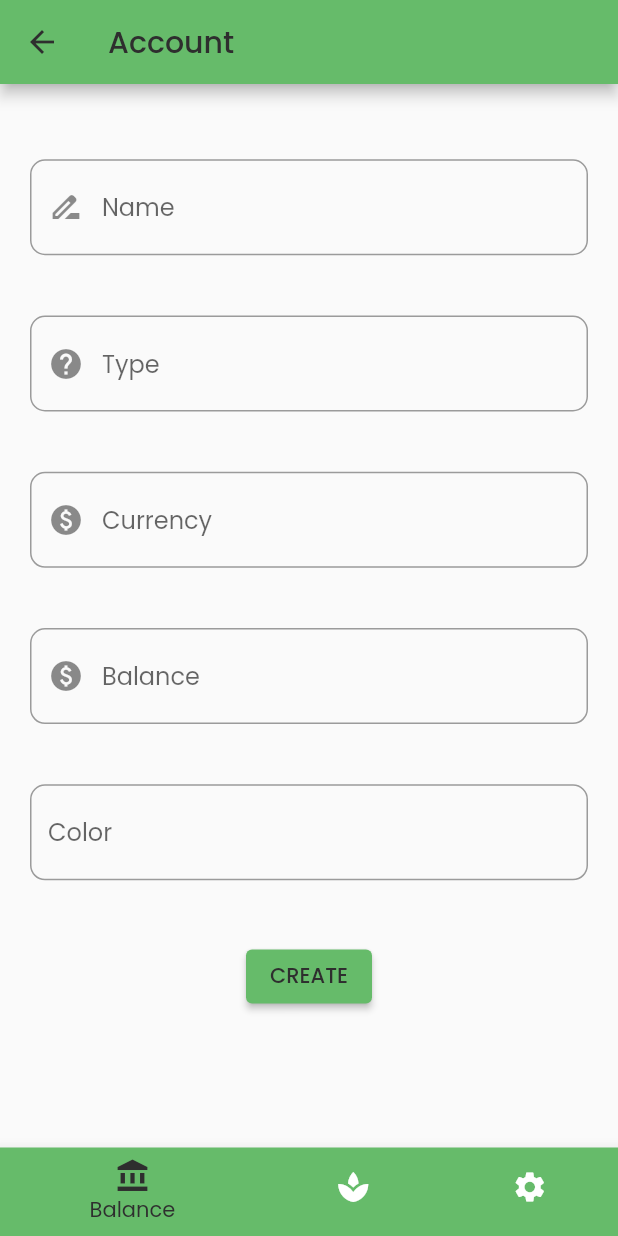
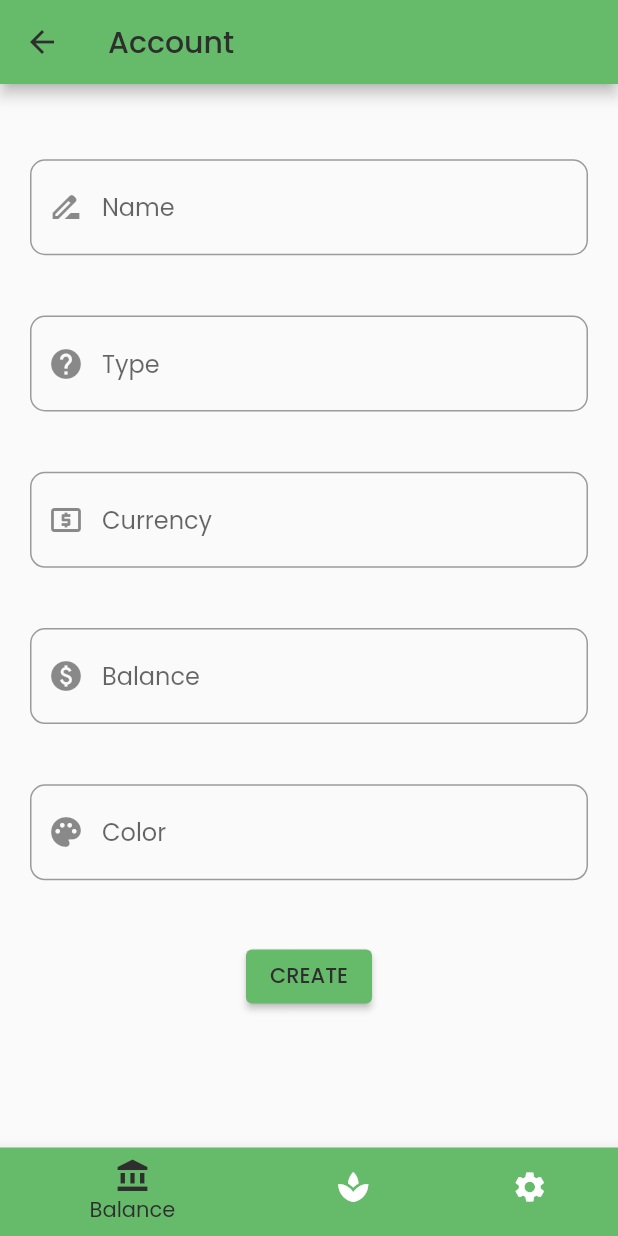
Before and after one commit to KirbyNguyen/growth, a Flutter app: the screen it shows once a user with an empty profile is signed in, after a tap on an icon or button, on a phone screen of 412 x 824 dp. Run offline on Flutter 3.47's test engine with Material 2 defaults, Android fonts, the phone set to English and light mode, and no system bars; our stand-ins replace firebase_auth, firebase_core, flutter_hooks, flutter_signin_button, hooks_riverpod, shared_preferences; missing offline and left inert: currency_picker; accounts and stored records are empty.

Commit message:
Fixed some UI interactions with account info page.

```diff
--- a/lib/pages/account/account_info_page.dart
+++ b/lib/pages/account/account_info_page.dart
@@ -1,6 +1,7 @@
 import 'package:flutter/material.dart';
 import 'package:flutter_hooks/flutter_hooks.dart';
 import 'package:hooks_riverpod/hooks_riverpod.dart';
+import 'package:currency_picker/currency_picker.dart';
 
 import 'package:growth/models/account_type.dart';
 import 'package:growth/styles/text_field_style.dart';
@@ -28,13 +29,13 @@ class AccountInfoPage extends HookWidget {
 
     final _useCurrencyTextController =
         useTextEditingController.fromValue(TextEditingValue.empty);
+    var _useCurrency = useState<Currency?>(null);
 
     final _useBalanceTextController =
         useTextEditingController.fromValue(TextEditingValue.empty);
 
     final _useColorTextController =
         useTextEditingController.fromValue(TextEditingValue.empty);
-
 
     return Scaffold(
       appBar: AppBar(
@@ -60,9 +61,9 @@ class AccountInfoPage extends HookWidget {
                 ),
                 // Type text field
                 GestureDetector(
+                  // Set the account type and
+                  // change corresponding text controller
                   onTap: () async {
-                    // Set the account type and
-                    // change corresponding text controller
                     _useAccountType.value =
                         await AccountTypeModal().showModal(context);
 
@@ -92,17 +93,53 @@ class AccountInfoPage extends HookWidget {
                   ),
                 ),
                 // Currency text field
-                TextFormField(
-                  controller: _useCurrencyTextController,
-                  decoration:
-                      TextFieldDecoration.textField(_useAppThemeState).copyWith(
-                    hintText: "Currency",
-                    prefixIcon: const Icon(Icons.paid),
+                GestureDetector(
+                  onTap: () => showCurrencyPicker(
+                    context: context,
+                    showFlag: true,
+                    showCurrencyName: true,
+                    showCurrencyCode: true,
+                    onSelect: (Currency currency) {
+                      _useCurrency.value = currency;
+                      _useCurrencyTextController.text =
+                          _useCurrency.value != null
+                              ? _useCurrency.value!.code +
+                                  " - " +
+                                  _useCurrency.value!.symbol
+                              : "";
+                    },
+                  ),
+                  child: Container(
+                    color: Colors.transparent,
+                    child: IgnorePointer(
+                      child: TextFormField(
+                        controller: _useCurrencyTextController,
+                        decoration:
+                            TextFieldDecoration.textField(_useAppThemeState)
+                                .copyWith(
+                          hintText: "Currency",
+                          prefixIcon: _useCurrency.value != null
+                              ? Padding(
+                                  padding: const EdgeInsets.fromLTRB(
+                                      8.0, 8.0, 0.0, 0.0),
+                                  child: Text(
+                                    CurrencyUtils.currencyToEmoji(
+                                        _useCurrency.value),
+                                    style: const TextStyle(
+                                      fontSize: 25.0,
+                                    ),
+                                  ),
+                                )
+                              : const Icon(Icons.local_atm),
+                        ),
+                      ),
+                    ),
                   ),
                 ),
                 // Balance text field
                 TextFormField(
                   controller: _useBalanceTextController,
+                  keyboardType: TextInputType.number,
                   decoration:
                       TextFieldDecoration.textField(_useAppThemeState).copyWith(
                     hintText: "Balance",
@@ -115,6 +152,7 @@ class AccountInfoPage extends HookWidget {
                   decoration:
                       TextFieldDecoration.textField(_useAppThemeState).copyWith(
                     hintText: "Color",
+                    prefixIcon: const Icon(Icons.palette),
                   ),
                 ),
                 // Submit button
--- a/pubspec.yaml
+++ b/pubspec.yaml
@@ -34,7 +34,9 @@ dependencies:
   # The following adds the Cupertino Icons font to your application.
   # Use with the CupertinoIcons class for iOS style icons.
   cupertino_icons: ^1.0.2
+
   uuid: ^3.0.4
+  currency_picker: ^2.0.5
 
   encrypt: ^5.0.1
   shared_preferences: ^2.0.7
```
Also changed, not shown: lib/components/account_type_modal.dart (+9 -19 lines), lib/constants/existing_type_list.dart (added, +21 -0 lines), pubspec.lock, 1 other file.
